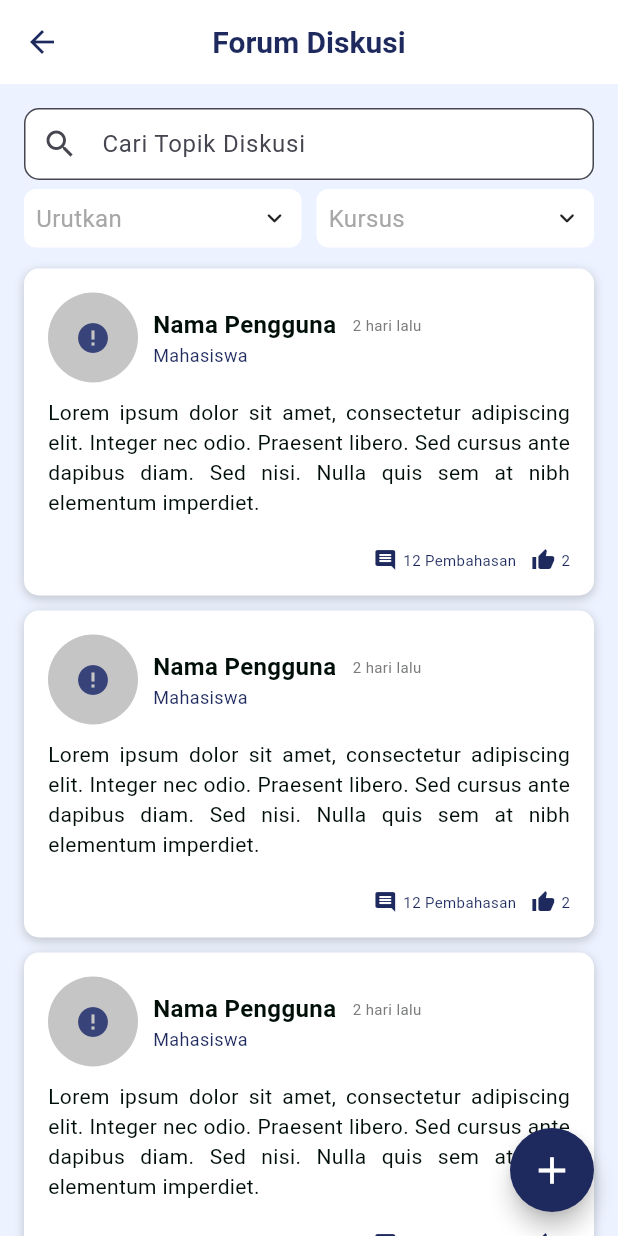
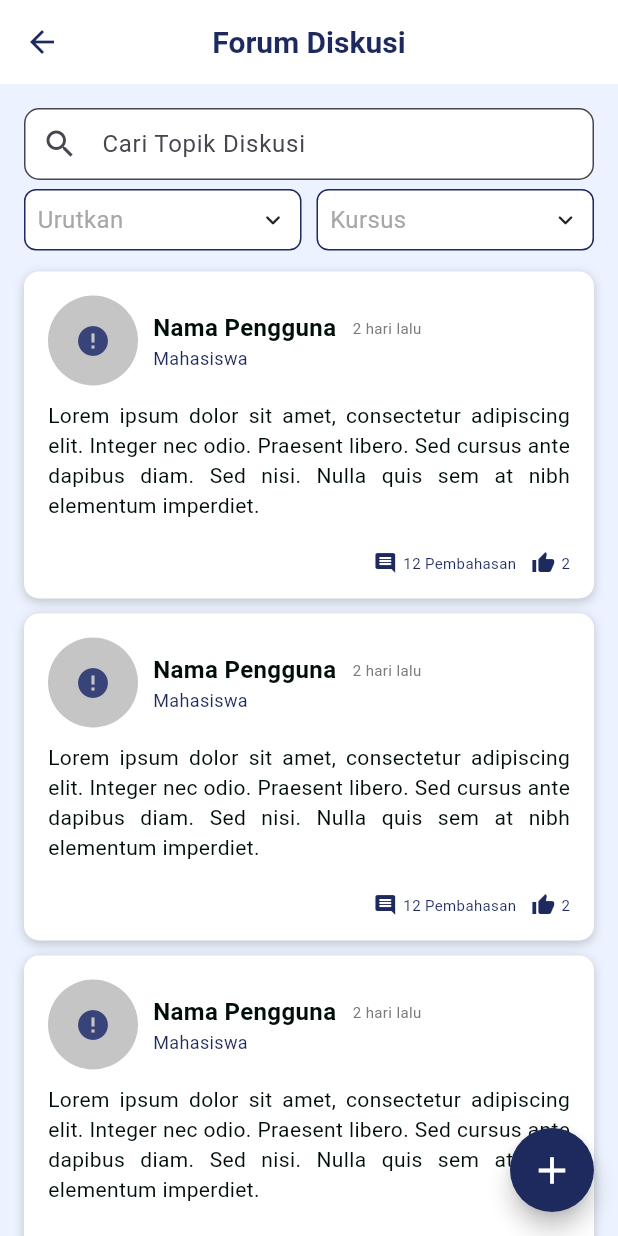
Before and after one commit to aditstywn/bengkod_mobile, a Flutter app: the CoursesPage screen opened directly with empty values, after a tap on the "chat" icon, on a phone screen of 412 x 824 dp. Run offline on Flutter 3.47's test engine with Material 3 defaults, Android fonts, the phone set to English and light mode, and no system bars; drawn by our look-alikes of animated_custom_dropdown, cached_network_image; our stand-ins replace bloc, dartz, dotted_border, file_picker, flutter_bloc, flutter_markdown and 5 more; missing offline and left inert: flutter_inappwebview, flutter_markdown_latex, html2md, markdown, mobile_scanner, syncfusion_flutter_pdfviewer; accounts and stored records are empty; network calls fail; project files that could hold a hidden picture were left out.

Commit message:
update : content_course

```diff
--- a/lib/features/courses/presentation/pages/courses_page.dart
+++ b/lib/features/courses/presentation/pages/courses_page.dart
@@ -107,7 +107,7 @@ class _CoursesPageState extends State<CoursesPage> {
                           thumbVisibility: true,
                           trackVisibility: true,
                           child: Padding(
-                            padding: const EdgeInsets.only(bottom: 10),
+                            padding: const EdgeInsets.only(bottom: 35),
                             child: SingleChildScrollView(
                               controller: _scrollController,
                               scrollDirection: Axis.horizontal,
--- a/lib/features/courses/presentation/pages/discussion_forum_page.dart
+++ b/lib/features/courses/presentation/pages/discussion_forum_page.dart
@@ -65,6 +65,10 @@ class _DiscussionForumPageState extends State<DiscussionForumPage> {
                   closedHeaderPadding: EdgeInsets.all(8),
                   decoration: CustomDropdownDecoration(
                     closedBorderRadius: BorderRadius.circular(8),
+                    closedBorder: Border.all(
+                      color: AppColors.primary,
+                      width: 1,
+                    ),
                   ),
                   items: diskusi.keys.toList(),
                   hintText: 'Urutkan',
@@ -79,6 +83,10 @@ class _DiscussionForumPageState extends State<DiscussionForumPage> {
                   closedHeaderPadding: EdgeInsets.all(8),
                   decoration: CustomDropdownDecoration(
                     closedBorderRadius: BorderRadius.circular(8),
+                    closedBorder: Border.all(
+                      color: AppColors.primary,
+                      width: 1,
+                    ),
                   ),
                   items: kursus.keys.toList(),
                   hintText: 'Kursus',
--- a/pubspec.yaml
+++ b/pubspec.yaml
@@ -42,6 +42,7 @@ dependencies:
   flutter_launcher_icons: ^0.14.3
   flutter_markdown: ^0.7.4+1
   flutter_markdown_latex: ^0.3.4
+  flutter_math_fork: ^0.7.3
   flutter_svg: ^2.0.13
   freezed_annotation: ^2.4.4
   html2md: ^1.3.2
```
Also changed, not shown: lib/features/courses/presentation/pages/detail_courses_page.dart (+49 -113 lines), pubspec.lock, 125 other files.
